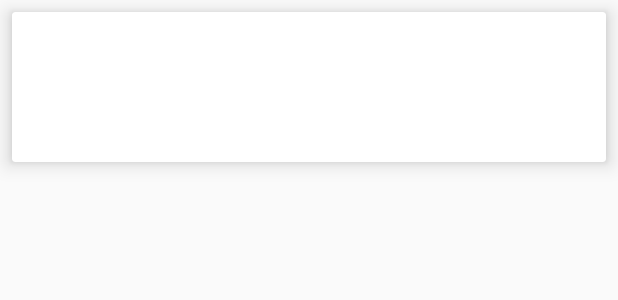
After one commit to ging7/AndroidNews, an Android app: the layout source_layout.xml on its own in the app's theme, with its tools: preview values and no code run, on a phone screen of 412 x 824 dp. The commit adds this screen. Shown: the top 300 px of the screen. Run offline under Robolectric (Android 15) with nearby library versions, the phone set to English and light mode, and no system bars.

Commit message:
新增Activity

```diff
--- /dev/null
+++ b/app/src/main/res/layout/source_layout.xml
@@ -0,0 +1,18 @@
+<?xml version="1.0" encoding="utf-8"?>
+<android.support.v7.widget.CardView
+    xmlns:android="http://schemas.android.com/apk/res/android"
+    xmlns:app="http://schemas.android.com/apk/res-auto"
+    android:layout_width="match_parent"
+    android:layout_height="100dp"
+    android:layout_margin="8dp"
+    app:cardElevation="8dp"
+    >
+
+    <LinearLayout
+        android:orientation="horizontal"
+        android:layout_gravity="center"
+        android:weightSum="10"
+        android:layout_width="match_parent"
+        android:layout_height="wrap_content"></LinearLayout>
+
+</android.support.v7.widget.CardView>
```
Also changed, not shown: app/src/main/res/layout/activity_main.xml (+9 -10 lines).
